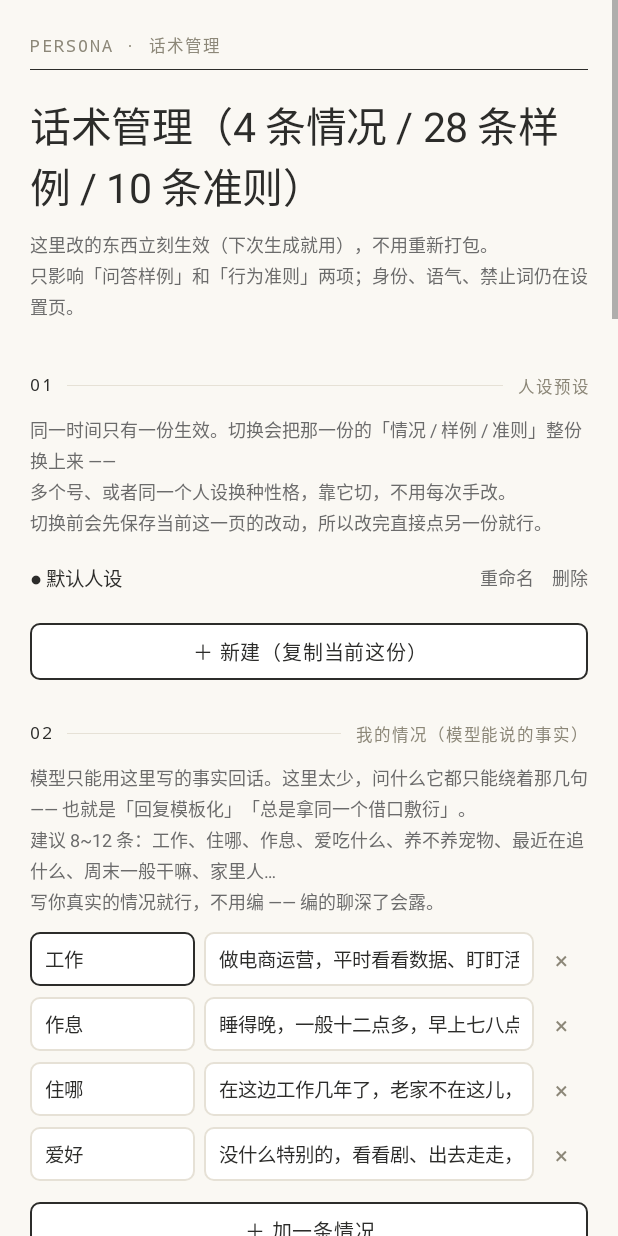
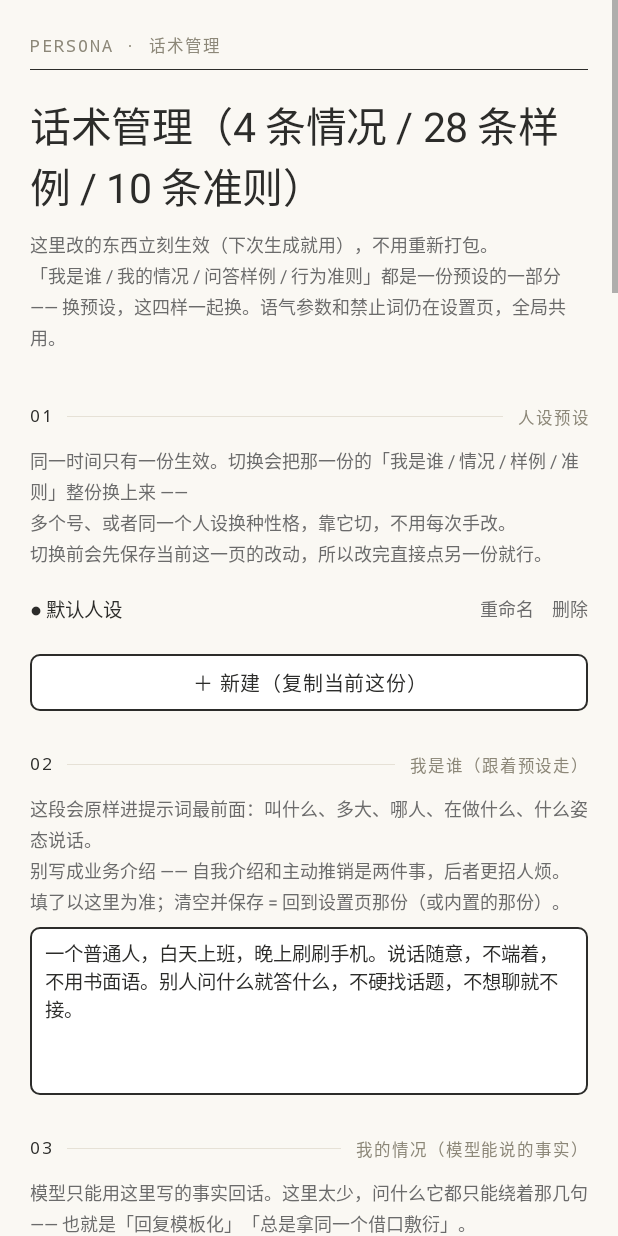
Before and after one commit to AshamedNight/FH.ideal-system, an Android app: the PersonaActivity screen opened directly, with no data from a screen before it, on a phone screen of 412 x 824 dp. Run offline under Robolectric (Android 15) with nearby library versions, the phone set to English and light mode, and no system bars; pictures from the network do not load.

Commit message:
他趣：读用通知/剪贴板、写回输入法通道（readFallback 与 clipboardPreferred 拆开）；读不到树的平台不断句排队；人设预设改整套切换（identity 进覆盖文件）；抓取诊断区分面板占焦点

```diff
--- a/app/src/main/java/com/autoreply/app/capture/CaptureService.kt
+++ b/app/src/main/java/com/autoreply/app/capture/CaptureService.kt
@@ -612,8 +612,11 @@ class CaptureService : AccessibilityService() {
         // 会话列表读不到的平台（他趣：整棵树被 noimp 摘掉）根本没有"下一个未读"可点，
         // 连点在这里只会白转三圈然后报"所有平台都没有未读了"。
         // 直接说清楚，比让它自己撞墙好。
+        //
+        // 注意：他趣现在**不再**走上面那条剪贴板分支（读降级、写走输入法），
+        // 所以这句话要指向"手动逐个处理"，不能再让人去开剪贴板开关。
         if (profile.message.isEmpty()) {
-            stopBatch("这个平台读不到会话列表（他趣这类），连点用不了 —— 开「剪贴板交付」用手动粘贴")
+            stopBatch("这个平台读不到会话列表（他趣这类），连点用不了 —— 手动点「生成下一条」，发完自己切下一个会话")
             return
         }
         val dedup = com.autoreply.app.core.guard.ReplyDedup(this)
--- a/app/src/main/java/com/autoreply/app/ime/AutoReplyImeService.kt
+++ b/app/src/main/java/com/autoreply/app/ime/AutoReplyImeService.kt
@@ -305,8 +305,9 @@ class AutoReplyImeService : InputMethodService() {
                     chip("开场白库", { cfg.greetingEnabled }) {
                         cfg.greetingEnabled = !cfg.greetingEnabled
                     },
-                    // 抓不到输入框的平台（爱聊/他趣）在这里一键切到剪贴板交付。
+                    // 连输入法都写不进去的场合，在这里一键切到剪贴板交付。
                     // 面板上放这个开关，是为了不用来回切回 App 设置页。
+                    // 注意他趣不需要开：它读降级、写仍走输入法（点一下输入框就填）。
                     chip("剪贴板", { cfg.clipboardOnly }) { cfg.clipboardOnly = !cfg.clipboardOnly },
                 )
             )
--- a/app/src/main/java/com/autoreply/app/ui/PersonaActivity.kt
+++ b/app/src/main/java/com/autoreply/app/ui/PersonaActivity.kt
@@ -21,17 +21,19 @@ import com.autoreply.app.core.persona.PersonaPresets
 import com.autoreply.app.core.persona.PersonaStore
 
 /**
- * 话术管理：让使用者自己调「问答样例」和「行为准则」，不用改代码重新打包。
+ * 话术管理：把「我是谁 / 我的情况 / 问答样例 / 行为准则」放在一页里改，
+ * 四样一起跟着「人设预设」走，切换预设 = 换一整套人。
  *
- * ## 为什么只开放这两项
+ * ## 为什么这四项开放，语气 / 禁止词不开放
  *
- * identity / tone / boundaries 也能改，但改坏的表现是"回复忽然变得很奇怪"，
- * 而用户几乎不可能反推出是哪一项导致的。这两项不一样 ——
- * 样例是"这句该这么答"，准则是"这种时候该这么接"，都是可以直接对着读的。
+ * 这四项都是可以直接对着读的：身份是自我介绍，情况是事实卡，
+ * 样例是"这句该这么答"，准则是"这种时候该这么接"。
+ * 语气参数（正式度、长度）和禁止词改坏的表现是"回复忽然变得很奇怪"，
+ * 用户几乎不可能反推出是哪一项导致的 —— 所以它们留在设置页。
  *
  * ## 数据怎么存
  *
- * 内置那份在 assets/persona.json 当默认值，这里改的存到 filesDir 下单独一个
+ * 内置那份在 assets/persona.json 当默认值，这里的覆盖存到 filesDir 下单独的
  * json（[PersonaStore]）。"恢复内置默认"就是删掉那个文件。
  */
 class PersonaActivity : Activity() {
@@ -40,6 +42,7 @@ class PersonaActivity : Activity() {
     private lateinit var ruleList: LinearLayout
     private lateinit var knowledgeList: LinearLayout
     private lateinit var presetList: LinearLayout
+    private lateinit var identityInput: EditText
     private lateinit var titleView: TextView
 
     private class ShotRow(val q: EditText, val a: EditText, val container: LinearLayout)
@@ -75,7 +78,8 @@ class PersonaActivity : Activity() {
         content.addView(
             note(
                 "这里改的东西立刻生效（下次生成就用），不用重新打包。\n" +
-                    "只影响「问答样例」和「行为准则」两项；身份、语气、禁止词仍在设置页。"
+                    "「我是谁 / 我的情况 / 问答样例 / 行为准则」都是一份预设的一部分 —— " +
+                    "换预设，这四样一起换。语气参数和禁止词仍在设置页，全局共用。"
             )
         )
 
@@ -87,7 +91,7 @@ class PersonaActivity : Activity() {
         content.addView(section("人设预设"))
         content.addView(
             note(
-                "同一时间只有一份生效。切换会把那一份的「情况 / 样例 / 准则」整份换上来 ——\n" +
+                "同一时间只有一份生效。切换会把那一份的「我是谁 / 情况 / 样例 / 准则」整份换上来 ——\n" +
                     "多个号、或者同一个人设换种性格，靠它切，不用每次手改。\n" +
                     "切换前会先保存当前这一页的改动，所以改完直接点另一份就行。"
             )
@@ -95,6 +99,34 @@ class PersonaActivity : Activity() {
         presetList = LinearLayout(this).apply { orientation = LinearLayout.VERTICAL }
         content.addView(presetList)
         content.addView(ghostButton("＋ 新建（复制当前这份）") { newPreset() })
+
+        // ---- 我是谁 ----
+        //
+        // 放在预设下面、情况上面：换预设时第一件被换掉的就是"我是谁"。
+        // 这一项原来只能去设置页粘 JSON，切预设换不掉 —— 而名字、年龄、职业
+        // 恰恰是多个号之间最容易露馅的地方。
+        content.addView(section("我是谁（跟着预设走）"))
+        content.addView(
+            note(
+                "这段会原样进提示词最前面：叫什么、多大、哪人、在做什么、什么姿态说话。\n" +
+                    "别写成业务介绍 —— 自我介绍和主动推销是两件事，后者更招人烦。\n" +
+                    "填了以这里为准；清空并保存 = 回到设置页那份（或内置的那份）。"
+            )
+        )
+        identityInput = EditText(this).apply {
+            hint = "你叫……，多大，哪人，在做什么，说话什么风格"
+            textSize = 13f
+            gravity = Gravity.TOP
+            setTextColor(getColor(R.color.ink))
+            setHintTextColor(getColor(R.color.ink_faint))
+            setBackgroundResource(R.drawable.bg_input)
+            setPadding(dp(10), dp(8), dp(10), dp(8))
+            maxLines = 8
+            minHeight = dp(112)
+            inputType = android.text.InputType.TYPE_CLASS_TEXT or
+                android.text.InputType.TYPE_TEXT_FLAG_MULTI_LINE
+        }
+        content.addView(identityInput)
 
         // ---- 我的情况 ----
         content.addView(section("我的情况（模型能说的事实）"))
@@ -163,6 +195,10 @@ class PersonaActivity : Activity() {
     private fun loadCurrent() {
         val persona = PersonaLoader.resolve(this, AppConfig(this)).persona
 
+        // 显示的是**当前生效**的身份（可能来自覆盖、设置页 JSON 或内置）。
+        // 保存时会和"外层那份"比对，一样就不写覆盖 —— 见 persist。
+        identityInput.setText(persona.identity)
+
         knowledge.clear()
         knowledgeList.removeAllViews()
         persona.knowledge.forEach { addKnowledgeRow(it.topic, it.answer) }
@@ -212,7 +248,16 @@ class PersonaActivity : Activity() {
             if (topic.isEmpty() || answer.isEmpty()) null else KnowledgeItem(topic, listOf(topic), answer)
         }
 
-        val ok = PersonaStore.save(this, fewShot, ruleTexts, items)
+        // 身份：只有**和外面不一样**才写进覆盖文件。
+        //
+        // 不比的话，第一次保存就把外层 JSON 的身份固化成本地覆盖，
+        // 之后改设置页那份再也不生效 —— 用户会以为"设置页坏了"。
+        // 清空输入框 = 回到外层那份（空串在 Override 里就是"没覆盖"）。
+        val baseIdentity = PersonaLoader.base(this, AppConfig(this)).identity.trim()
+        val identityText = identityInput.text.toString().trim()
+        val identityOverride = if (identityText == baseIdentity) "" else identityText
+
+        val ok = PersonaStore.save(this, fewShot, ruleTexts, items, identityOverride)
         if (!ok) {
             Toast.makeText(this, "保存失败：写不进 filesDir", Toast.LENGTH_LONG).show()
             return false
--- a/app/src/main/java/com/autoreply/app/ui/SettingsActivity.kt
+++ b/app/src/main/java/com/autoreply/app/ui/SettingsActivity.kt
@@ -333,11 +333,12 @@ class SettingsActivity : Activity() {
 
         // 话术管理单独一页：样例和准则会改得很频繁，塞进这个已经很长的页面
         // 会把其他设置冲散
-        root.addView(action("话术管理（问答样例 / 行为准则）") {
+        root.addView(action("话术管理（我是谁 / 情况 / 样例 / 准则）") {
             startActivity(Intent(this@SettingsActivity, PersonaActivity::class.java))
         })
         root.addView(multi("persona", config.persona, 8))
         root.addView(note("用「你是……」开头描述这个人是什么身份、怎么说话、绝不说什么。不要写「请帮我生成回复」，那是任务不是人设。"))
+        root.addView(note("这里填的是**所有预设共用**的底稿；某一套人设想换身份，去话术管理里改「我是谁」，那边跟着预设走。"))
 
         root.addView(section("人设 JSON（进阶，可选）"))
         root.addView(multi("personaJson", config.personaJson, 6))
```
Also changed, not shown: app/src/main/assets/profiles.json (+4 -3 lines), app/src/main/java/com/autoreply/app/capture/NodeDumper.kt (+8 -2 lines), app/src/main/java/com/autoreply/app/core/persona/PersonaLoader.kt (+7 -2 lines), app/src/main/java/com/autoreply/app/core/persona/PersonaStore.kt (+22 -2 lines), app/src/main/java/com/autoreply/app/notify/NotifyContext.kt (+33 -1 lines), app/src/main/java/com/autoreply/app/platform/ReplyRunner.kt (+60 -23 lines), app/src/main/java/com/autoreply/app/platform/Selector.kt (+13 -1 lines), app/src/main/java/com/autoreply/app/ui/MainActivity.kt (+50 -14 lines), 6 other files.
